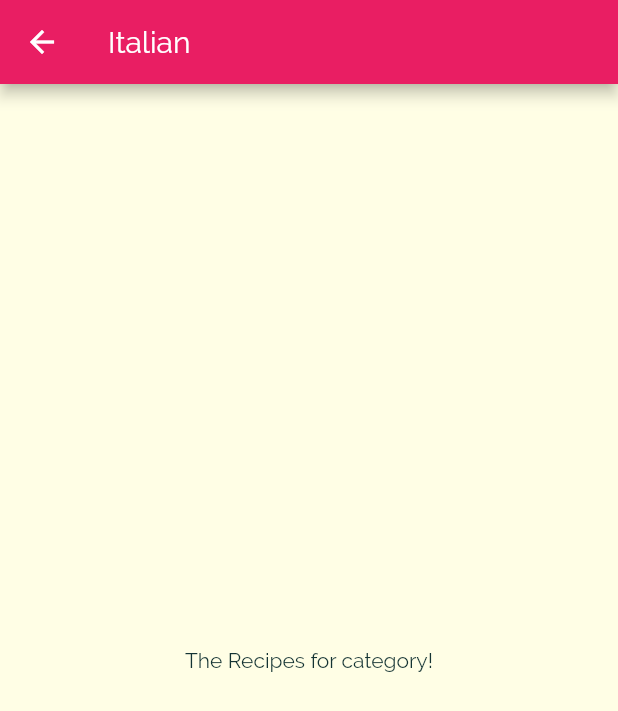
After one commit to antoniofern/meals-app, a Flutter app: the screen it shows after launch, after a tap on "Italian", on a phone screen of 412 x 824 dp. The commit adds this screen. Shown: the top 711 px of the screen. Run offline on Flutter 3.47's test engine with Material 2 defaults, Android fonts, the phone set to English and light mode, and no system bars.

Commit message:
:sparkles: add category screen

```diff
--- a/lib/categories_screen.dart
+++ b/lib/categories_screen.dart
@@ -15,6 +15,7 @@ class CategoriesScreen extends StatelessWidget {
         children: DUMMY_CATEGORIES
             .map(
               (catData) => CategoryItem(
+                catData.id,
                 catData.title,
                 catData.color,
               ),
--- a/lib/category_item.dart
+++ b/lib/category_item.dart
@@ -1,14 +1,31 @@
 import 'package:flutter/material.dart';
 
+import './category_meals_screen.dart';
+
 class CategoryItem extends StatelessWidget {
+  final String id;
   final String title;
   final Color color;
 
-  CategoryItem(this.title, this.color);
+  CategoryItem(this.id, this.title, this.color);
+
+  void selectCategory(BuildContext ctx) {
+    Navigator.of(ctx).push(
+      MaterialPageRoute(
+        builder: (_) {
+          return CategoryMealsScreen(id, title);
+        },
+      ),
+    );
+  }
 
   @override
   Widget build(BuildContext context) {
-    return Container(
+    return InkWell(
+      onTap: () => selectCategory(context),
+      splashColor: Theme.of(context).primaryColor,
+      borderRadius: BorderRadius.circular(15),
+      child: Container(
         padding: const EdgeInsets.all(15),
         child: Text(
           title,
@@ -25,6 +42,7 @@ class CategoryItem extends StatelessWidget {
           ),
           borderRadius: BorderRadius.circular(15),
         ),
+      ),
     );
   }
 }
--- /dev/null
+++ b/lib/category_meals_screen.dart
@@ -0,0 +1,22 @@
+import 'package:flutter/material.dart';
+
+class CategoryMealsScreen extends StatelessWidget {
+  final String categoryId;
+  final String categoryTitle;
+
+  CategoryMealsScreen(this.categoryId, this.categoryTitle);
+
+  @override
+  Widget build(BuildContext context) {
+    return Scaffold(
+      appBar: AppBar(
+        title: Text(categoryTitle),
+      ),
+      body: Center(
+        child: Text(
+          'The Recipes for category!',
+        ),
+      ),
+    );
+  }
+}
```
Lines whose indentation alone changed are shown as unchanged.
